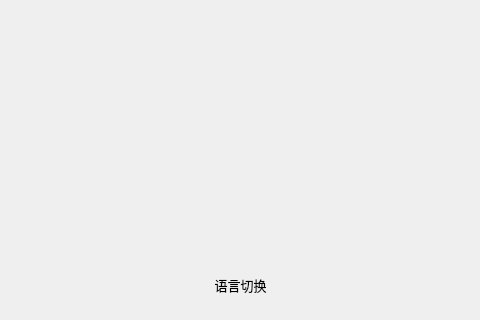
Before: the Qt Designer form invertercontroller.ui in ives560/InverterController, drawn with Qt 5; both pictures show x 142 to 622 and y 160 to 480 of the 800 by 480 pixel window.
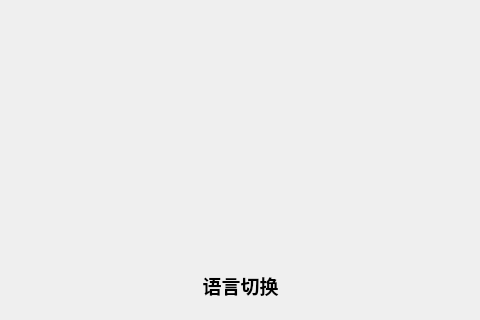
After: the same form once the commit is applied. Icons and pictures are not drawn. Custom widgets are drawn as their Qt base class.

Diff of the .ui file:
```diff
--- a/invertercontroller.ui
+++ b/invertercontroller.ui
@@ -207,6 +207,14 @@
      <height>50</height>
     </rect>
    </property>
+   <property name="font">
+    <font>
+     <family>AR PL UKai CN</family>
+     <pointsize>14</pointsize>
+     <weight>75</weight>
+     <bold>true</bold>
+    </font>
+   </property>
    <property name="styleSheet">
     <string notr="true">background-image: url(:/images/backbutton.png);border-radius: 3px;</string>
    </property>
```
Left out of the diff: 2 changed lines with no effect on the pictures.
